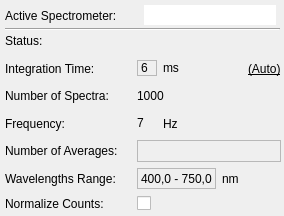
First picture: the form in pol_panelItem.ui, repository CesarCarvajal/Oxymetry-Backup-2018, before the edit.
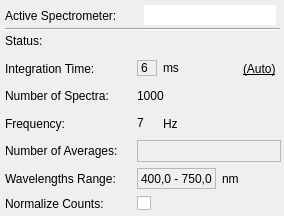
Second picture: the form after the edit. Custom widgets are drawn as their Qt base class.

Diff of the .ui file:
```diff
--- a/pol_panelItem.ui
+++ b/pol_panelItem.ui
@@ -241,6 +241,22 @@
         </property>
        </widget>
       </item>
+      <item>
+       <spacer name="horizontalSpacer_13">
+        <property name="orientation">
+         <enum>Qt::Horizontal</enum>
+        </property>
+        <property name="sizeType">
+         <enum>QSizePolicy::Fixed</enum>
+        </property>
+        <property name="sizeHint" stdset="0">
+         <size>
+          <width>5</width>
+          <height>20</height>
+         </size>
+        </property>
+       </spacer>
+      </item>
      </layout>
     </item>
     <item row="1" column="0">
```
